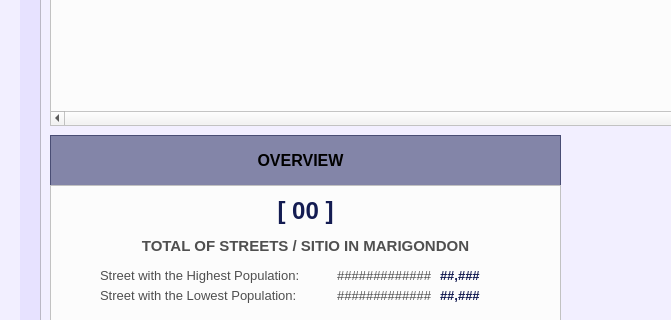
Yohhannn/Barangay-Records-Statistics-System, file Views/MainPages/StatisticPages/neighborhood.ui: the form before one commit; both pictures show x 0 to 671 and y 435 to 755 of the 1350 by 850 pixel window.
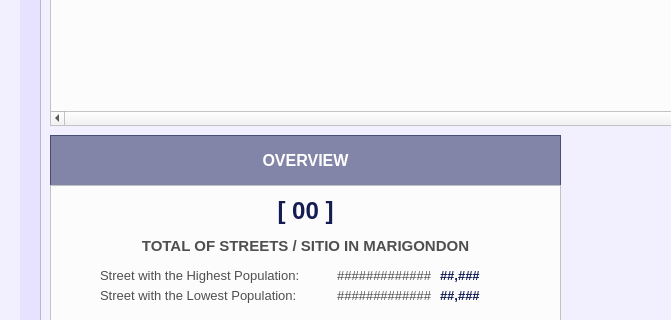
The form after the commit. Icons and pictures are not drawn.

Diff of the .ui file:
```diff
--- a/Views/MainPages/StatisticPages/neighborhood.ui
+++ b/Views/MainPages/StatisticPages/neighborhood.ui
@@ -634,7 +634,7 @@
        <rect>
         <x>0</x>
         <y>0</y>
-        <width>501</width>
+        <width>511</width>
         <height>51</height>
        </rect>
       </property>
@@ -646,7 +646,7 @@
        </font>
       </property>
       <property name="styleSheet">
-       <string notr="true">#statistics_labelNote {
+       <string notr="true">#statistics_labelNote_3 {
 	background-color: transparent;
 	color: #FFFFFF;
 }
```
Left out of the diff: 4 changed lines with no effect on the pictures.
